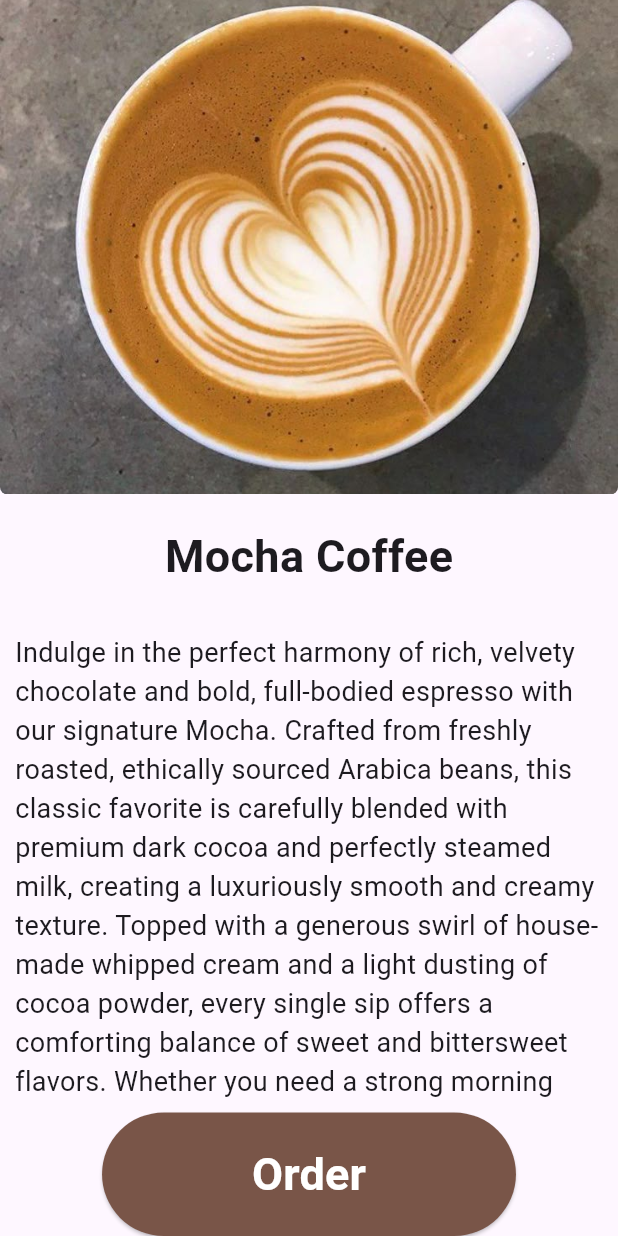
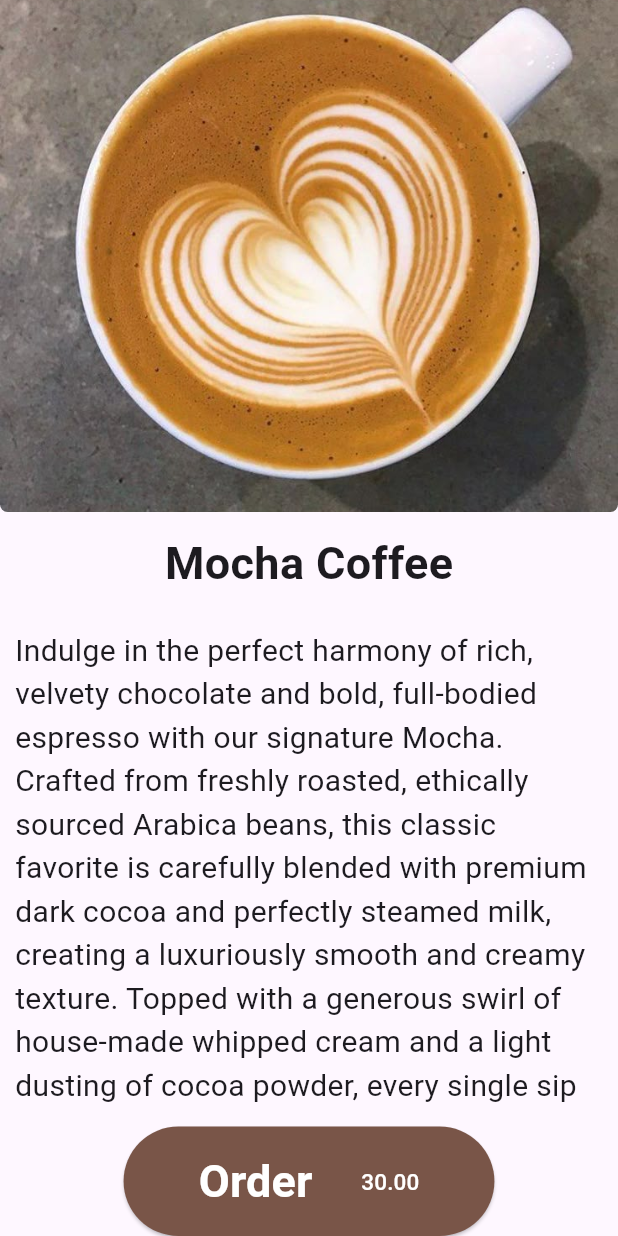
Before and after one commit to koechio/COFFEE_CARD, a Flutter app: the screen it shows after launch, on a phone screen of 412 x 824 dp. Run offline on Flutter 3.47's test engine with Material 3 defaults, Android fonts, the phone set to English and light mode, and no system bars.

Commit message:
feat: make order button scale depending on screen width, add spacer between buttons and price

```diff
--- a/lib/screens/coffee_details.dart
+++ b/lib/screens/coffee_details.dart
@@ -12,7 +12,7 @@ class CoffeeDetailsPage extends StatelessWidget {
           children: [
             Expanded(
               // This is the Image at the top of the Screen
-              flex: 4,
+              flex: 5,
               child: ClipRRect(
                 // For rounded corners
                 borderRadius: const BorderRadius.only(
@@ -41,36 +41,52 @@ class CoffeeDetailsPage extends StatelessWidget {
             ),
             Expanded(
               // This is the Body Section
-              flex: 4,
+              flex: 5,
               child: Padding(// To add some padding between the body of scrollable text and the edges of the phone
                 padding: EdgeInsets.all(10),
                 child: SingleChildScrollView(
                   child: Text(
                     "Indulge in the perfect harmony of rich, velvety chocolate and bold, full-bodied espresso with our signature Mocha. Crafted from freshly roasted, ethically sourced Arabica beans, this classic favorite is carefully blended with premium dark cocoa and perfectly steamed milk, creating a luxuriously smooth and creamy texture. Topped with a generous swirl of house-made whipped cream and a light dusting of cocoa powder, every single sip offers a comforting balance of sweet and bittersweet flavors. Whether you need a strong morning pick-me-up to start your day or a cozy afternoon treat to unwind, our Mocha is designed to warm your soul and satisfy your sweet tooth. Experience the ultimate chocolate-coffee bliss.",
-                    style: TextStyle(fontSize: 18),
+                    style: TextStyle(fontSize: 20),
                   ),
                 ),
               ),
             ),
-            Expanded(
+            Padding(
               //This is the Buy Button
-              flex: 1,
+              padding: const EdgeInsets.all(0),
+
+
+              child: Center(
+              child: SizedBox(
+                width: MediaQuery.of(context).size.width*0.6,
               child: ElevatedButton(
                 style: ElevatedButton.styleFrom(
                   backgroundColor: Colors.brown,
                   foregroundColor: Colors.white,
                   padding: const EdgeInsets.symmetric(
-                    horizontal: 100,
+                    horizontal: 50,
                     vertical: 15,
                   ),
                 ),
                 onPressed: () {},
-                child: Text(
-                  "Order",
-                  style: TextStyle(fontSize: 30, fontWeight: FontWeight.bold),
-                ),
-              ),
-            ),
+                child: const Row(
+
+                  children: [
+                  Text("Order",
+                  style: TextStyle(fontSize: 30, fontWeight: FontWeight.bold),),
+                  Spacer(flex: 1,),
+                  Text(
+                    "30.00",
+                  style: TextStyle(fontSize: 15, ),)
+
+
+
+                  ]
+
+                ),),
+              ),),)
+
           ],
         ),
       ),
```
